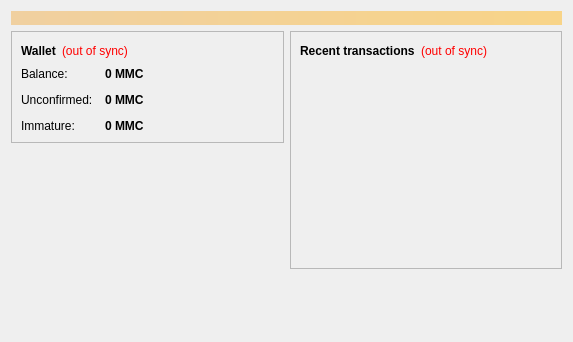
Before: the Qt Designer form src/qt/forms/overviewpage.ui in Mr-alex/mimi, drawn with Qt 5.
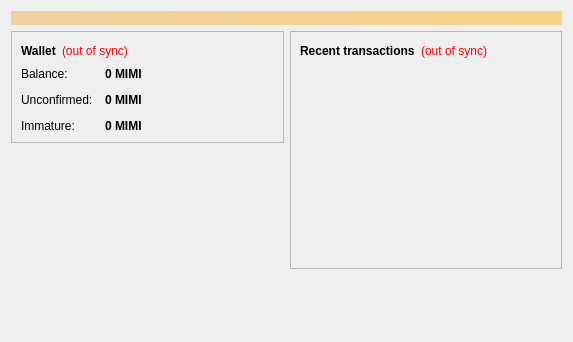
After: the same form once the commit is applied. Icons and pictures are not drawn.

Commit message: change MMC to MIMI

```diff
--- a/src/qt/forms/overviewpage.ui
+++ b/src/qt/forms/overviewpage.ui
@@ -122,7 +122,7 @@
                <string>Your current balance</string>
               </property>
               <property name="text">
-               <string notr="true">0 MMC</string>
+               <string notr="true">0 MIMI</string>
               </property>
               <property name="textInteractionFlags">
                <set>Qt::LinksAccessibleByMouse|Qt::TextSelectableByKeyboard|Qt::TextSelectableByMouse</set>
@@ -151,7 +151,7 @@
                <string>Total of transactions that have yet to be confirmed, and do not yet count toward the current balance</string>
               </property>
               <property name="text">
-               <string notr="true">0 MMC</string>
+               <string notr="true">0 MIMI</string>
               </property>
               <property name="textInteractionFlags">
                <set>Qt::LinksAccessibleByMouse|Qt::TextSelectableByKeyboard|Qt::TextSelectableByMouse</set>
@@ -177,7 +177,7 @@
                <string>Mined balance that has not yet matured</string>
               </property>
               <property name="text">
-               <string notr="true">0 MMC</string>
+               <string notr="true">0 MIMI</string>
               </property>
               <property name="textInteractionFlags">
                <set>Qt::LinksAccessibleByMouse|Qt::TextSelectableByKeyboard|Qt::TextSelectableByMouse</set>
```
The commit also changes 2 other files.
